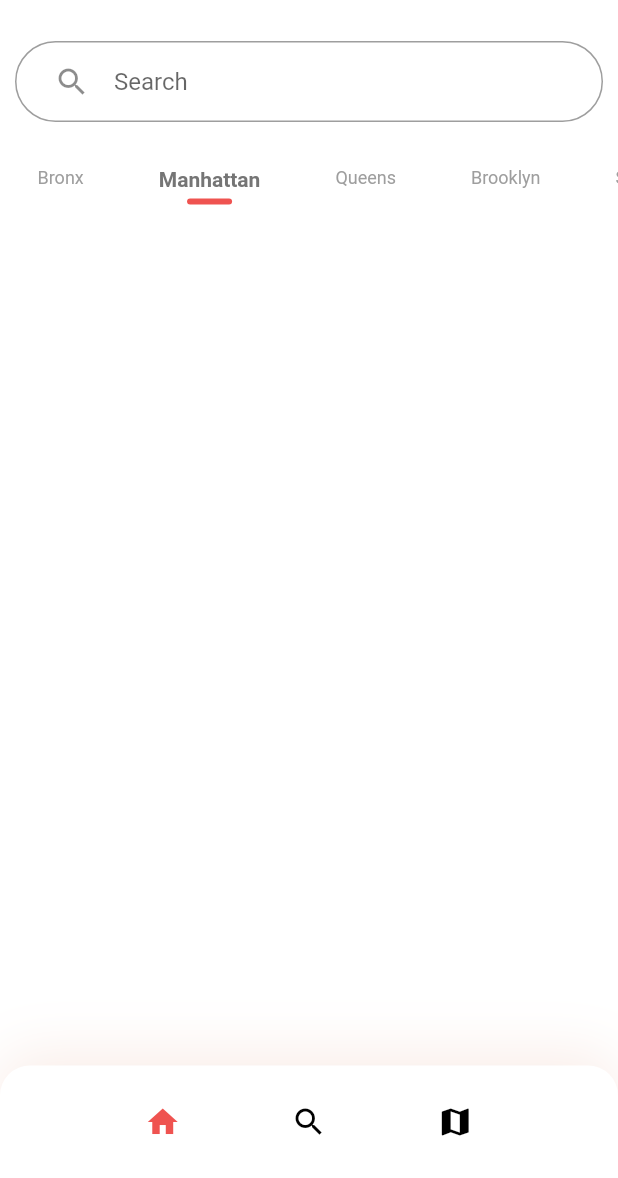
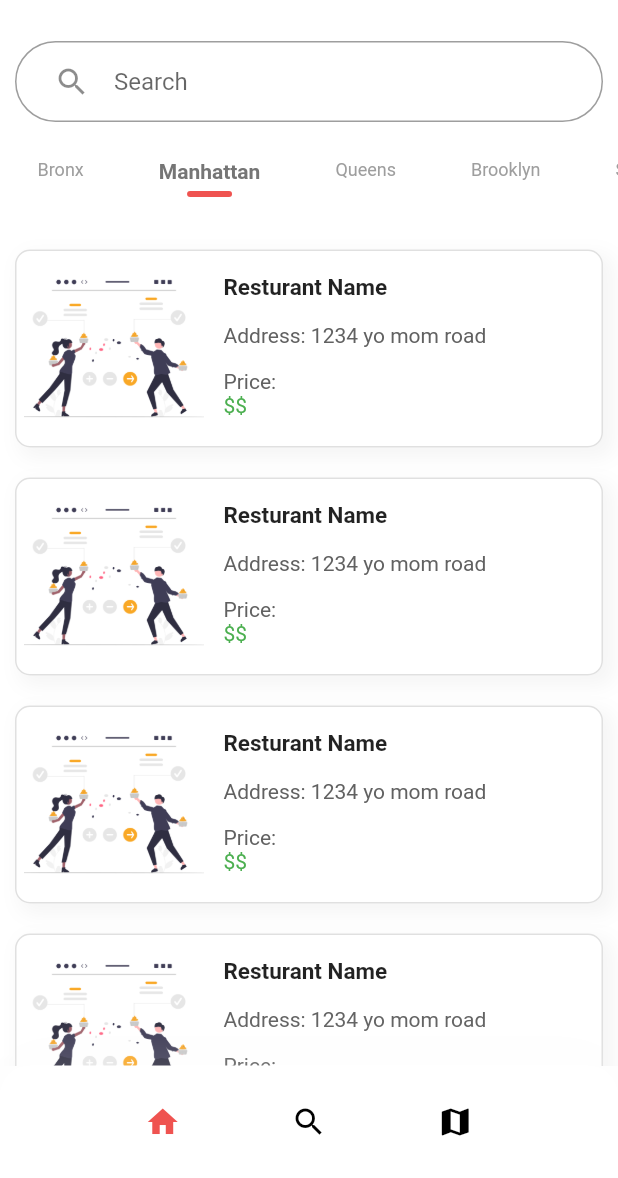
Before and after one commit to RadhyyahHossain/HalalApp, a Flutter app: the HomeMainPage screen opened by its route, on a phone screen of 412 x 824 dp, the part 58-1236 px from its top. Run offline on Flutter 3.47's test engine with Material 2 defaults, Android fonts, the phone set to English and light mode, and no system bars; our stand-ins replace carousel_slider, firebase_auth, firebase_core; accounts and stored records are empty.

Commit message:
Made stylistic changes

```diff
--- a/lib/components/borough_list.dart
+++ b/lib/components/borough_name.dart
@@ -18,7 +18,7 @@ class BoroughNames extends StatelessWidget {
     return GestureDetector(
       onTap: press,
       child: Padding(
-        padding: const EdgeInsets.symmetric(horizontal: 25, vertical: 20),
+        padding: const EdgeInsets.symmetric(horizontal: 25, vertical: 15),
         child: Column(
           children: <Widget>[
             Text(title,
--- a/lib/components/bottom_navbar.dart
+++ b/lib/components/bottom_navbar.dart
@@ -36,7 +36,7 @@ class _bottomNavBarState extends State<bottomNavBar> {
           BoxShadow(
               offset: Offset(0, -7),
               blurRadius: 33,
-              color: Color.fromARGB(255, 232, 181, 161).withOpacity(0.25)),
+              color: Colors.grey.shade100.withOpacity(0.2)),
         ],
       ),
       child: Row(
--- /dev/null
+++ b/lib/components/main_resturantList.dart
@@ -0,0 +1,99 @@
+import 'package:flutter/material.dart';
+import 'package:halalapp/constants.dart';
+
+class resturantList extends StatelessWidget {
+  const resturantList({super.key});
+
+  @override
+  Widget build(BuildContext context) {
+    return Container(
+      decoration: BoxDecoration(
+        borderRadius: BorderRadius.circular(10),
+        border: Border.all(color: Colors.grey.shade300),
+        boxShadow: [
+          BoxShadow(
+            color: Colors.grey.shade100,
+            offset: const Offset(
+              5.0,
+              5.0,
+            ),
+            blurRadius: 10.0,
+            spreadRadius: 2.0,
+          ), //BoxShadow
+          BoxShadow(
+            color: Colors.white,
+            offset: const Offset(0.0, 0.0),
+            blurRadius: 0.0,
+            spreadRadius: 0.0,
+          ), //BoxShadow
+        ],
+      ),
+      margin: EdgeInsets.all(10),
+      child: AspectRatio(
+        aspectRatio: 3 / 1,
+        child: Container(
+          child: Row(
+            children: <Widget>[
+              Padding(
+                padding: const EdgeInsets.all(5.0),
+                child: AspectRatio(
+                  aspectRatio: 1 / 1,
+                  child: ClipRRect(
+                    borderRadius: BorderRadius.circular(10),
+                    child: Image.asset(
+                      "assets/undraw_Tasting.png",
+                      fit: BoxFit.cover,
+                    ),
+                  ),
+                ),
+              ),
+              SizedBox(width: 5),
+              Padding(
+                padding: const EdgeInsets.only(left: 3),
+                child: Column(
+                  crossAxisAlignment: CrossAxisAlignment.start,
+                  children: <Widget>[
+                    Padding(
+                      padding: EdgeInsets.only(top: 15),
+                    ),
+                    Text(
+                      "Resturant Name",
+                      style: TextStyle(
+                        fontSize: 15,
+                        fontWeight: FontWeight.bold,
+                      ),
+                      textAlign: TextAlign.start,
+                    ),
+                    SizedBox(height: 15),
+                    Text(
+                      "Address: 1234 yo mom road",
+                      style: TextStyle(
+                        color: Colors.grey[700],
+                      ),
+                    ),
+                    SizedBox(
+                      height: 15,
+                    ),
+                    Text(
+                      "Price:",
+                      style: TextStyle(
+                        color: Colors.grey[700],
+                      ),
+                    ),
+                    SizedBox(width: 10),
+                    Text(
+                      "\$\$",
+                      style: TextStyle(
+                        color: Colors.green,
+                      ),
+                    ),
+                  ],
+                ),
+              ),
+            ],
+          ),
+        ),
+      ),
+    );
+  }
+}
--- a/lib/screens/home_page.dart
+++ b/lib/screens/home_page.dart
@@ -1,6 +1,7 @@
 import 'package:flutter/material.dart';
-import 'package:halalapp/components/borough_list.dart';
+import 'package:halalapp/components/borough_name.dart';
 import 'package:halalapp/components/bottom_navbar.dart';
+import 'package:halalapp/components/main_resturantList.dart';
 import 'package:halalapp/components/resturants.dart';
 import 'package:halalapp/components/search_box.dart';
 import 'package:halalapp/constants.dart';
@@ -52,17 +53,31 @@ class _HomeMainPageState extends State<HomeMainPage> {
             onChanged: (value) {},
           ),
           BoroughPicker(),
+          Expanded(
+            child: Container(
+              child: ListView(
+                children: <Widget>[
+                  resturantList(),
+                  resturantList(),
+                  resturantList(),
+                  resturantList(),
+                  resturantList()
+                ],
+              ),
+            ),
+          ),
         ],
       ),
     );
   }
 
-  AnimatedContainer BoroughPicker() {
-    return AnimatedContainer(
-      duration: Duration(seconds: 1),
-      curve: Curves.fastOutSlowIn,
-      child: Expanded(
+  Container BoroughPicker() {
+    return Container(
+      // duration: Duration(seconds: 1),
+      // curve: Curves.fastOutSlowIn,
+      height: 65,
       child: ListView.builder(
+        shrinkWrap: true,
         scrollDirection: Axis.horizontal,
         itemCount: boroughs.length,
         itemBuilder: ((context, index) {
@@ -77,7 +92,6 @@ class _HomeMainPageState extends State<HomeMainPage> {
           );
         }),
       ),
-      ),
     );
   }
 }
```
Lines whose indentation alone changed are shown as unchanged.
